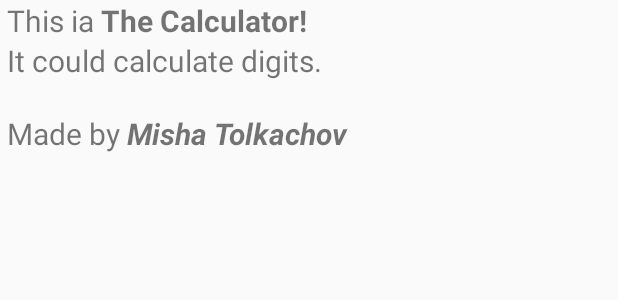
After one commit to MishaT/Andro, an Android app: the layout activity_about.xml on its own in the app's theme, with its tools: preview values and no code run, on a phone screen of 412 x 824 dp. The commit adds this screen. Shown: the top 300 px of the screen. Run offline under Robolectric (Android 15) with nearby library versions, the phone set to English and light mode, and no system bars.

Commit message:
added about screen

```diff
--- /dev/null
+++ b/TheSecondTest/app/src/main/res/layout/activity_about.xml
@@ -0,0 +1,12 @@
+<?xml version="1.0" encoding="utf-8"?>
+<ScrollView xmlns:android="http://schemas.android.com/apk/res/android"
+    android:layout_width="match_parent" android:layout_height="match_parent">
+
+    <TextView
+        android:layout_width="match_parent"
+        android:layout_height="match_parent"
+        android:text="@string/about_text"
+        android:id="@+id/about_content"
+        android:textSize="20dp" />
+
+</ScrollView>
--- a/TheSecondTest/app/src/main/res/values/strings.xml
+++ b/TheSecondTest/app/src/main/res/values/strings.xml
@@ -3,7 +3,10 @@
 
     <string name="hello_world">Hello world!</string>
     <string name="action_settings">Settings</string>
-    <string name="InitialText"></string>
-    <string name="button_hello_caption">Поздороваться</string>
-    <string name="button_crowns_caption">Do Count Crows!</string>
+    <string name="about_text">
+    This ia <b>The Calculator!</b>\n
+    It could calculate digits.\n\n
+    Made by <b><i>Misha Tolkachov</i></b>\n
+    </string>
+    <string name="about_title">About The Calculator</string>
 </resources>
```
Also changed, not shown: TheSecondTest/app/src/main/AndroidManifest.xml (+6 -1 lines), TheSecondTest/app/src/main/java/com/example/misha/thesecondtest/AboutActivity.java (added, +16 -0 lines), TheSecondTest/app/src/main/java/com/example/misha/thesecondtest/MainActivity.java (+11 -1 lines), TheSecondTest/app/src/main/res/menu/menu_main.xml (+6 -1 lines).
